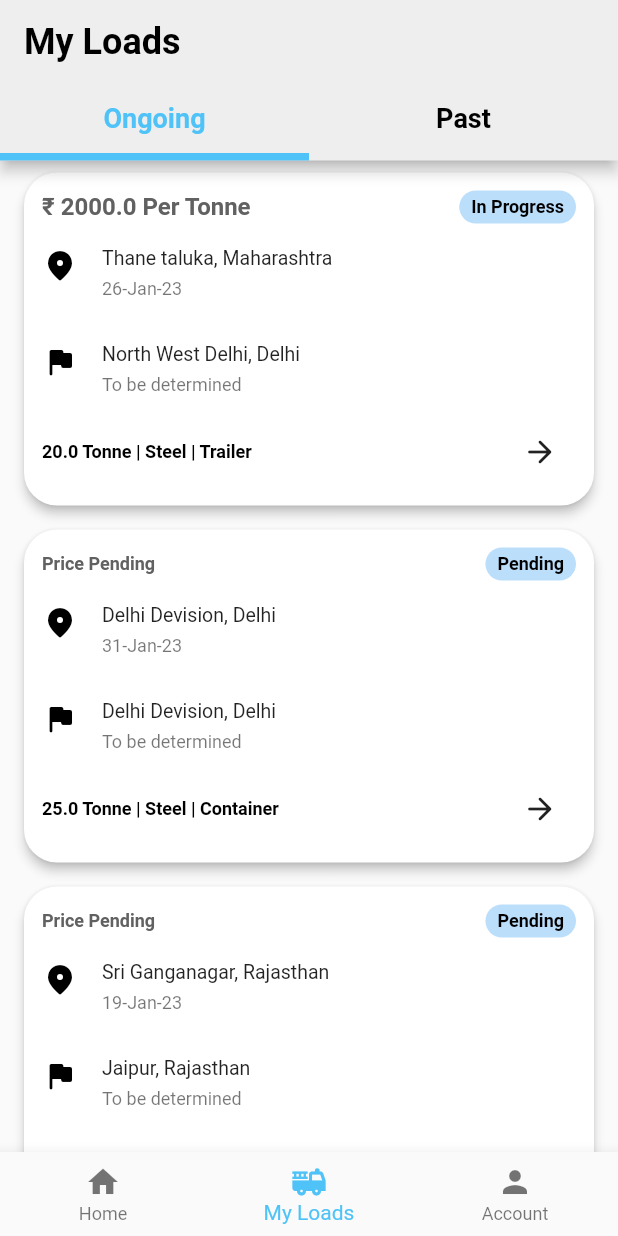
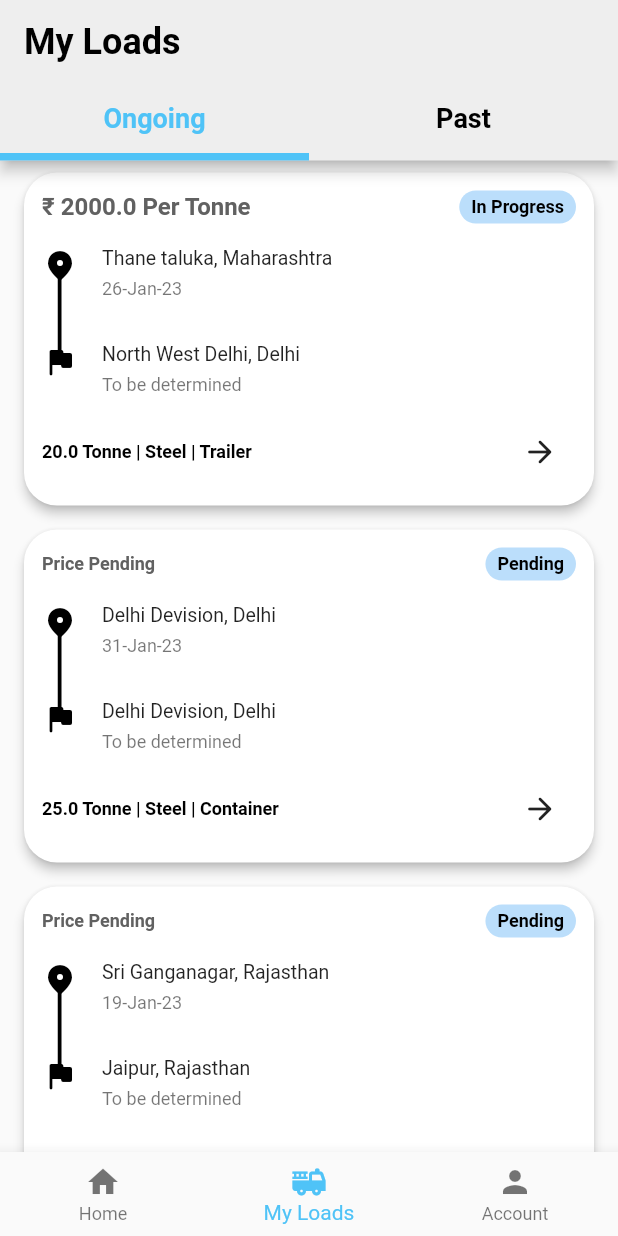
Before and after one commit to tarunjain3/Move, a Flutter app: the screen it shows after launch, on a phone screen of 412 x 824 dp. Run offline on Flutter 3.47's test engine with Material 2 defaults, Android fonts, the phone set to English and light mode, and no system bars.

Commit message:
feat: addded joining line btw pickup and drop icon in orders card

```diff
--- a/lib/UI/orders/orders.dart
+++ b/lib/UI/orders/orders.dart
@@ -65,9 +65,15 @@ class Orders extends StatelessWidget {
                       )
                     ],
                   ),
+                  Stack(
+                    alignment: Alignment.center,
+                    children: [
+                      Column(
+                        children: [
                           ListTile(
                             title: Text(ordersList[index].delivery.toString()),
-                    subtitle: Text(ordersList[index].pickupDate.toString()),
+                            subtitle:
+                                Text(ordersList[index].pickupDate.toString()),
                             iconColor: Colors.black,
                             dense: true,
                             minVerticalPadding: 0,
@@ -77,13 +83,29 @@ class Orders extends StatelessWidget {
                           ),
                           ListTile(
                             title: Text(ordersList[index].pickup.toString()),
-                    subtitle: Text(ordersList[index].deliveryDate.toString()),
+                            subtitle:
+                                Text(ordersList[index].deliveryDate.toString()),
                             iconColor: Colors.black,
                             minVerticalPadding: 0,
                             dense: true,
                             minLeadingWidth: 15,
                             contentPadding: const EdgeInsets.all(0),
                             leading: const Icon(Icons.flag_rounded),
+                          ),
+                        ],
+                      ),
+                      Positioned(
+                        top: 35,
+                        left: 10.5,
+                        child: Container(
+                          height: 50,
+                          width: 2.5,
+                          decoration: const BoxDecoration(
+                            color: Colors.black,
+                          ),
+                        ),
+                      ),
+                    ],
                   ),
                   Row(
                     mainAxisAlignment: MainAxisAlignment.spaceBetween,
```
Lines whose indentation alone changed are shown as unchanged.
